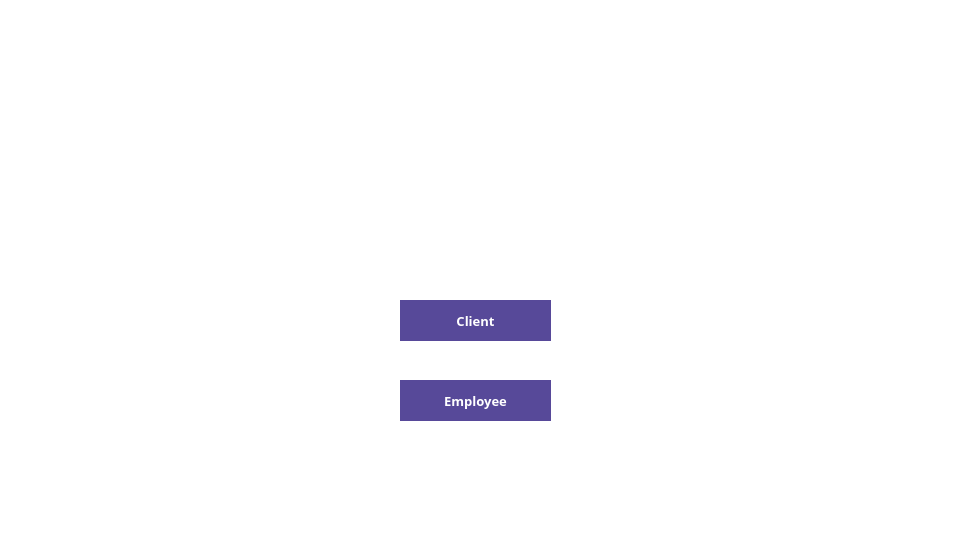
Above: qt/startup2.ui from e-zeks/softeng before the change. Below: the same form after it.
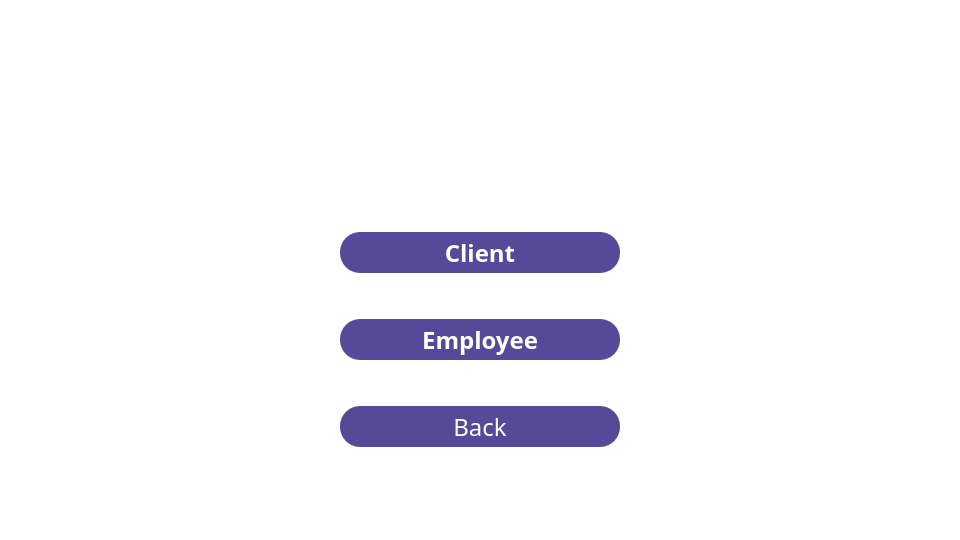
That is the form after the change. Icons and pictures are not drawn.

The edit to the form file:
```diff
--- a/qt/startup2.ui
+++ b/qt/startup2.ui
@@ -26,14 +26,46 @@
 background: white;
 }</string>
    </property>
+   <layout class="QVBoxLayout" name="verticalLayout">
+    <item>
+     <widget class="QWidget" name="widget" native="true">
+      <layout class="QVBoxLayout" name="verticalLayout_2">
+       <item>
+        <spacer name="verticalSpacer_4">
+         <property name="sizeHint" stdset="0">
+          <size>
+           <width>20</width>
+           <height>40</height>
+          </size>
+         </property>
+        </spacer>
+       </item>
+       <item>
+        <widget class="QWidget" name="widget_2" native="true">
+         <property name="maximumSize">
+          <size>
+           <width>16777215</width>
+           <height>1000</height>
+          </size>
+         </property>
+         <layout class="QHBoxLayout" name="horizontalLayout">
+          <item>
+           <spacer name="horizontalSpacer">
+            <property name="sizeHint" stdset="0">
+             <size>
+              <width>141</width>
+              <height>20</height>
+             </size>
+            </property>
+           </spacer>
+          </item>
+          <item>
    <widget class="QLabel" name="logo">
-    <property name="geometry">
-     <rect>
-      <x>160</x>
-      <y>10</y>
+            <property name="maximumSize">
+             <size>
       <width>621</width>
       <height>171</height>
-     </rect>
+             </size>
     </property>
     <property name="styleSheet">
      <string notr="true">QLabel
@@ -51,71 +83,51 @@
      <bool>false</bool>
     </property>
    </widget>
-   <widget class="QPushButton" name="login">
-    <property name="enabled">
-     <bool>true</bool>
-    </property>
-    <property name="geometry">
-     <rect>
-      <x>400</x>
-      <y>380</y>
-      <width>151</width>
-      <height>41</height>
-     </rect>
-    </property>
-    <property name="sizePolicy">
-     <sizepolicy hsizetype="Minimum" vsizetype="Minimum">
-      <horstretch>0</horstretch>
-      <verstretch>0</verstretch>
-     </sizepolicy>
-    </property>
-    <property name="minimumSize">
+          </item>
+          <item>
+           <spacer name="horizontalSpacer_2">
+            <property name="sizeHint" stdset="0">
      <size>
-      <width>0</width>
-      <height>41</height>
-     </size>
-    </property>
-    <property name="maximumSize">
-     <size>
-      <width>16777215</width>
-      <height>24</height>
-     </size>
-    </property>
-    <property name="font">
-     <font>
-      <family>Arial Black</family>
-      <pointsize>10</pointsize>
-      <bold>true</bold>
-     </font>
-    </property>
-    <property name="styleSheet">
-     <string notr="true">QPushButton
-{
-color: white;
-background: #574999;
-}
-
-QPushButton
-{
-border-radius:90px;
-}</string>
-    </property>
-    <property name="text">
-     <string>Employee</string>
-    </property>
-   </widget>
+              <width>40</width>
+              <height>20</height>
+             </size>
+            </property>
+           </spacer>
+          </item>
+         </layout>
+        </widget>
+       </item>
+       <item>
+        <spacer name="verticalSpacer">
+         <property name="sizeHint" stdset="0">
+          <size>
+           <width>20</width>
+           <height>40</height>
+          </size>
+         </property>
+        </spacer>
+       </item>
+       <item>
+        <widget class="QWidget" name="widget_3" native="true">
+         <layout class="QHBoxLayout" name="horizontalLayout_2">
+          <item>
+           <spacer name="horizontalSpacer_3">
+            <property name="sizeType">
+             <enum>QSizePolicy::Fixed</enum>
+            </property>
+            <property name="sizeHint" stdset="0">
+             <size>
+              <width>300</width>
+              <height>20</height>
+             </size>
+            </property>
+           </spacer>
+          </item>
+          <item>
    <widget class="QPushButton" name="client">
     <property name="enabled">
      <bool>true</bool>
     </property>
-    <property name="geometry">
-     <rect>
-      <x>400</x>
-      <y>300</y>
-      <width>151</width>
-      <height>41</height>
-     </rect>
-    </property>
     <property name="sizePolicy">
      <sizepolicy hsizetype="Minimum" vsizetype="Minimum">
       <horstretch>0</horstretch>
@@ -130,14 +142,14 @@
     </property>
     <property name="maximumSize">
      <size>
-      <width>16777215</width>
-      <height>24</height>
+              <width>280</width>
+              <height>41</height>
      </size>
     </property>
     <property name="font">
      <font>
       <family>Arial Black</family>
-      <pointsize>10</pointsize>
+              <pointsize>18</pointsize>
       <bold>true</bold>
      </font>
     </property>
@@ -150,13 +162,224 @@
 
 QPushButton
 {
-border-radius:60px;
+border-radius:20px;
 }</string>
     </property>
     <property name="text">
      <string>Client</string>
     </property>
    </widget>
+          </item>
+          <item>
+           <spacer name="horizontalSpacer_4">
+            <property name="sizeType">
+             <enum>QSizePolicy::Fixed</enum>
+            </property>
+            <property name="sizeHint" stdset="0">
+             <size>
+              <width>300</width>
+              <height>20</height>
+             </size>
+            </property>
+           </spacer>
+          </item>
+         </layout>
+        </widget>
+       </item>
+       <item>
+        <spacer name="verticalSpacer_3">
+         <property name="sizeType">
+          <enum>QSizePolicy::Fixed</enum>
+         </property>
+         <property name="sizeHint" stdset="0">
+          <size>
+           <width>20</width>
+           <height>22</height>
+          </size>
+         </property>
+        </spacer>
+       </item>
+       <item>
+        <widget class="QWidget" name="widget_4" native="true">
+         <layout class="QHBoxLayout" name="horizontalLayout_3">
+          <item>
+           <spacer name="horizontalSpacer_5">
+            <property name="sizeType">
+             <enum>QSizePolicy::Fixed</enum>
+            </property>
+            <property name="sizeHint" stdset="0">
+             <size>
+              <width>300</width>
+              <height>20</height>
+             </size>
+            </property>
+           </spacer>
+          </item>
+          <item>
+           <widget class="QPushButton" name="employee">
+            <property name="enabled">
+             <bool>true</bool>
+            </property>
+            <property name="sizePolicy">
+             <sizepolicy hsizetype="Minimum" vsizetype="Minimum">
+              <horstretch>0</horstretch>
+              <verstretch>0</verstretch>
+             </sizepolicy>
+            </property>
+            <property name="minimumSize">
+             <size>
+              <width>0</width>
+              <height>41</height>
+             </size>
+            </property>
+            <property name="maximumSize">
+             <size>
+              <width>280</width>
+              <height>41</height>
+             </size>
+            </property>
+            <property name="font">
+             <font>
+              <family>Arial Black</family>
+              <pointsize>18</pointsize>
+              <bold>true</bold>
+             </font>
+            </property>
+            <property name="styleSheet">
+             <string notr="true">QPushButton
+{
+color: white;
+background: #574999;
+}
+
+QPushButton
+{
+border-radius:20px;
+}</string>
+            </property>
+            <property name="text">
+             <string>Employee</string>
+            </property>
+           </widget>
+          </item>
+          <item>
+           <spacer name="horizontalSpacer_6">
+            <property name="sizeType">
+             <enum>QSizePolicy::Fixed</enum>
+            </property>
+            <property name="sizeHint" stdset="0">
+             <size>
+              <width>300</width>
+              <height>20</height>
+             </size>
+            </property>
+           </spacer>
+          </item>
+         </layout>
+        </widget>
+       </item>
+       <item>
+        <spacer name="verticalSpacer_5">
+         <property name="sizeType">
+          <enum>QSizePolicy::Fixed</enum>
+         </property>
+         <property name="sizeHint" stdset="0">
+          <size>
+           <width>20</width>
+           <height>22</height>
+          </size>
+         </property>
+        </spacer>
+       </item>
+       <item>
+        <widget class="QWidget" name="widget_5" native="true">
+         <layout class="QHBoxLayout" name="horizontalLayout_4">
+          <item>
+           <spacer name="horizontalSpacer_7">
+            <property name="sizeType">
+             <enum>QSizePolicy::Fixed</enum>
+            </property>
+            <property name="sizeHint" stdset="0">
+             <size>
+              <width>300</width>
+              <height>20</height>
+             </size>
+            </property>
+           </spacer>
+          </item>
+          <item>
+           <widget class="QPushButton" name="back">
+            <property name="sizePolicy">
+             <sizepolicy hsizetype="Maximum" vsizetype="Maximum">
+              <horstretch>0</horstretch>
+              <verstretch>0</verstretch>
+             </sizepolicy>
+            </property>
+            <property name="minimumSize">
+             <size>
+              <width>0</width>
+              <height>41</height>
+             </size>
+            </property>
+            <property name="maximumSize">
+             <size>
+              <width>280</width>
+              <height>41</height>
+             </size>
+            </property>
+            <property name="font">
+             <font>
+              <family>Arial Black</family>
+              <pointsize>18</pointsize>
+             </font>
+            </property>
+            <property name="styleSheet">
+             <string notr="true">QPushButton
+{
+color: white;
+background: #574999;
+}
+
+QPushButton
+{
+border-radius:20px;
+}</string>
+            </property>
+            <property name="text">
+             <string>Back</string>
+            </property>
+           </widget>
+          </item>
+          <item>
+           <spacer name="horizontalSpacer_8">
+            <property name="sizeType">
+             <enum>QSizePolicy::Fixed</enum>
+            </property>
+            <property name="sizeHint" stdset="0">
+             <size>
+              <width>300</width>
+              <height>20</height>
+             </size>
+            </property>
+           </spacer>
+          </item>
+         </layout>
+        </widget>
+       </item>
+       <item>
+        <spacer name="verticalSpacer_2">
+         <property name="sizeHint" stdset="0">
+          <size>
+           <width>20</width>
+           <height>40</height>
+          </size>
+         </property>
+        </spacer>
+       </item>
+      </layout>
+     </widget>
+    </item>
+   </layout>
   </widget>
  </widget>
  <resources/>
```
Left out of the diff: 2 changed lines with no effect on the pictures. Lines whose indentation alone changed are shown as unchanged.
